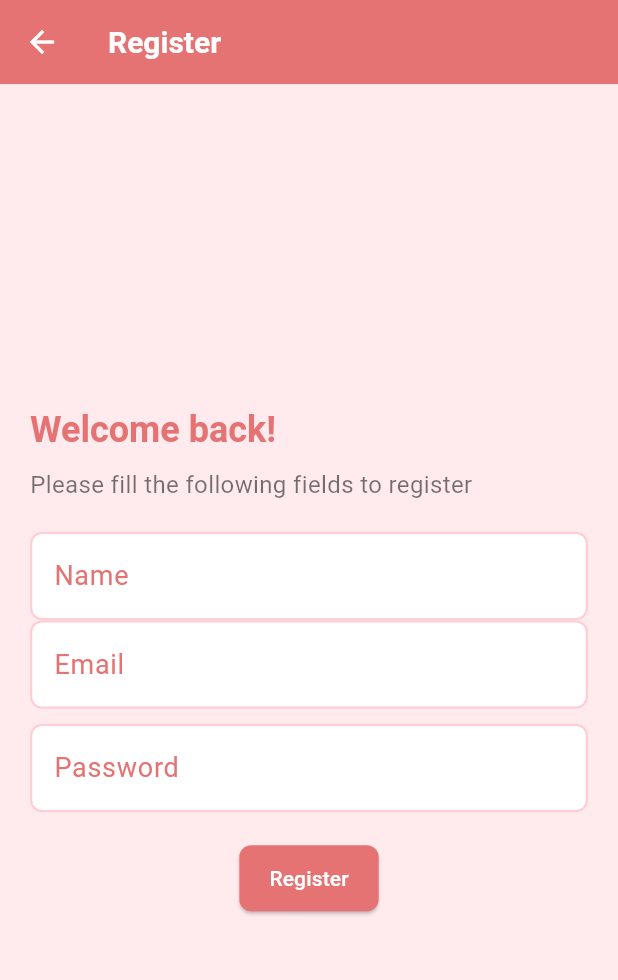
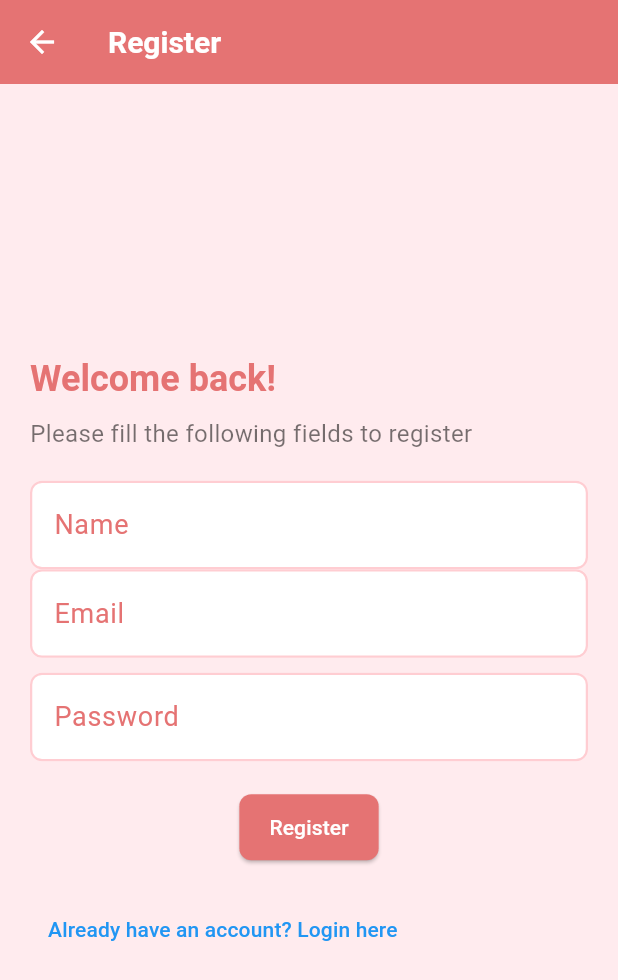
Before and after one commit to vuhoangviet0808/HealthEatsApp, a Flutter app: the screen it shows after launch, after a tap on "Don't have an account? Register here", on a phone screen of 412 x 824 dp. Shown: the top 980 px of the screen. Run offline on Flutter 3.47's test engine with Material 3 defaults, Android fonts, the phone set to English and light mode, and no system bars; our stand-ins replace go_router.

Commit message:
Sua lai giao dien trang register va login

```diff
--- a/frontend/lib/features/authentication/presentation/login_screen.dart
+++ b/frontend/lib/features/authentication/presentation/login_screen.dart
@@ -38,7 +38,8 @@ class LoginScreen extends StatelessWidget {
               ),
             ),
             SizedBox(height: 20),
-            Center(
+            Align(
+              alignment: Alignment.centerLeft,
               child: TextButton(
                 onPressed: () {
                   Navigator.push(
--- a/frontend/lib/features/authentication/presentation/register_screen.dart
+++ b/frontend/lib/features/authentication/presentation/register_screen.dart
@@ -1,4 +1,5 @@
 import 'package:flutter/material.dart';
+import 'package:frontend/features/authentication/presentation/login_screen.dart';
 import 'package:http/http.dart' as http;
 import 'dart:convert';
 
@@ -107,6 +108,24 @@ class RegisterScreen extends StatelessWidget {
 
               ),
             ),
+            SizedBox(height: 20),
+            Align(
+              alignment: Alignment.centerLeft,
+              child: TextButton(
+                onPressed: () {
+                  Navigator.push(
+                    context,
+                    MaterialPageRoute(
+                      builder: (context) => LoginScreen(),
+                    ),
+                  );
+                },
+                child: Text(
+                  "Already have an account? Login here",
+                  style: TextStyle(color: Colors.blue),
+                ),
+              ),
+            ),
           ],
         ),
       ),
```
